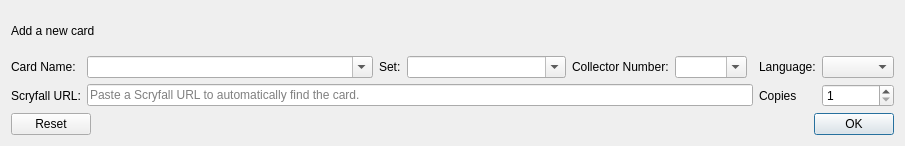
Old version of the form mtg_proxy_printer/resources/ui/add_card_widget.ui in the repository luziferius/MTGProxyPrinter.
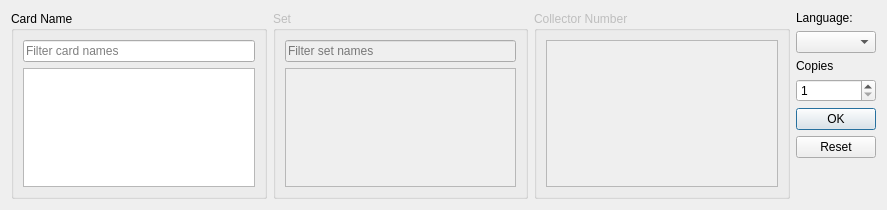
New version of the form.

Commit message:
Rewritten the card search logic and UI. The new approach uses a hierarchical selection: card name → Set name → Collector number. The current implementation misses the ability to filter the card name and set name lists, which will be implemented later. The set list now displays the full set names, in addition to the set abbreviations, which is much more human readable.
FossilOrigin-Name: 302cd1ea961083bbeb70a711d1cf4b8b25bd796bac6fc6d7620e8d433fdfc894

Diff of the .ui file:
```diff
--- a/mtg_proxy_printer/resources/ui/add_card_widget.ui
+++ b/mtg_proxy_printer/resources/ui/add_card_widget.ui
@@ -6,147 +6,140 @@
    <rect>
     <x>0</x>
     <y>0</y>
-    <width>905</width>
-    <height>146</height>
+    <width>887</width>
+    <height>210</height>
    </rect>
   </property>
   <layout class="QGridLayout" name="gridLayout">
-   <item row="2" column="0">
-    <widget class="QLabel" name="scryfall_url_label">
-     <property name="text">
-      <string>Scryfall URL:</string>
-     </property>
-    </widget>
-   </item>
-   <item row="1" column="3">
-    <widget class="QComboBox" name="set_name_search">
+   <item row="7" column="5">
+    <widget class="QLabel" name="language_label">
      <property name="sizePolicy">
-      <sizepolicy hsizetype="Expanding" vsizetype="Fixed">
-       <horstretch>8</horstretch>
+      <sizepolicy hsizetype="Preferred" vsizetype="Fixed">
+       <horstretch>0</horstretch>
        <verstretch>0</verstretch>
       </sizepolicy>
      </property>
-     <property name="editable">
-      <bool>true</bool>
-     </property>
-     <property name="sizeAdjustPolicy">
-      <enum>QComboBox::AdjustToMinimumContentsLength</enum>
-     </property>
-     <property name="minimumContentsLength">
-      <number>8</number>
-     </property>
-    </widget>
-   </item>
-   <item row="1" column="0">
-    <widget class="QLabel" name="card_name_label">
      <property name="text">
-      <string>Card Name:</string>
+      <string>Language:</string>
      </property>
     </widget>
    </item>
-   <item row="0" column="0" colspan="9">
-    <widget class="QLabel" name="header_label">
-     <property name="text">
-      <string>Add a new card</string>
+   <item row="7" column="1" rowspan="9">
+    <widget class="QGroupBox" name="card_name_box">
+     <property name="title">
+      <string>Card Name</string>
      </property>
+     <layout class="QVBoxLayout" name="verticalLayout">
+      <item>
+       <widget class="QLineEdit" name="card_name_filter">
+        <property name="placeholderText">
+         <string>Filter card names</string>
+        </property>
+        <property name="clearButtonEnabled">
+         <bool>true</bool>
+        </property>
+       </widget>
+      </item>
+      <item>
+       <widget class="QListView" name="card_name_list">
+        <property name="editTriggers">
+         <set>QAbstractItemView::NoEditTriggers</set>
+        </property>
+        <property name="alternatingRowColors">
+         <bool>true</bool>
+        </property>
+       </widget>
+      </item>
+     </layout>
     </widget>
    </item>
-   <item row="1" column="2">
-    <widget class="QLabel" name="set_name_label">
-     <property name="text">
-      <string>Set:</string>
+   <item row="7" column="2" rowspan="9">
+    <widget class="QGroupBox" name="set_name_box">
+     <property name="enabled">
+      <bool>false</bool>
      </property>
-    </widget>
-   </item>
-   <item row="1" column="4">
-    <widget class="QLabel" name="collector_number_label">
-     <property name="text">
-      <string>Collector Number:</string>
+     <property name="title">
+      <string>Set</string>
      </property>
+     <layout class="QVBoxLayout" name="verticalLayout_2">
+      <item>
+       <widget class="QLineEdit" name="set_name_filter">
+        <property name="placeholderText">
+         <string>Filter set names</string>
+        </property>
+        <property name="clearButtonEnabled">
+         <bool>true</bool>
+        </property>
+       </widget>
+      </item>
+      <item>
+       <widget class="QListView" name="set_name_list">
+        <property name="editTriggers">
+         <set>QAbstractItemView::NoEditTriggers</set>
+        </property>
+        <property name="alternatingRowColors">
+         <bool>true</bool>
+        </property>
+       </widget>
+      </item>
+     </layout>
     </widget>
    </item>
-   <item row="4" column="0" colspan="9">
-    <widget class="QDialogButtonBox" name="button_box">
-     <property name="standardButtons">
-      <set>QDialogButtonBox::Ok|QDialogButtonBox::Reset</set>
+   <item row="7" column="3" rowspan="9">
+    <widget class="QGroupBox" name="collector_number_box">
+     <property name="enabled">
+      <bool>false</bool>
      </property>
-    </widget>
-   </item>
-   <item row="1" column="5">
-    <widget class="QComboBox" name="collectors_number_search">
-     <property name="sizePolicy">
-      <sizepolicy hsizetype="Expanding" vsizetype="Fixed">
-       <horstretch>3</horstretch>
-       <verstretch>0</verstretch>
-      </sizepolicy>
+     <property name="title">
+      <string>Collector Number</string>
      </property>
-     <property name="inputMethodHints">
-      <set>Qt::ImhPreferNumbers</set>
-     </property>
-     <property name="editable">
-      <bool>true</bool>
-     </property>
+     <layout class="QVBoxLayout" name="verticalLayout_3">
+      <item>
+       <widget class="QListView" name="collector_number_list">
+        <property name="editTriggers">
+         <set>QAbstractItemView::NoEditTriggers</set>
+        </property>
+        <property name="alternatingRowColors">
+         <bool>true</bool>
+        </property>
+       </widget>
+      </item>
+     </layout>
     </widget>
    </item>
-   <item row="1" column="1">
-    <widget class="QComboBox" name="card_name_search">
-     <property name="sizePolicy">
-      <sizepolicy hsizetype="Expanding" vsizetype="Fixed">
-       <horstretch>10</horstretch>
-       <verstretch>0</verstretch>
-      </sizepolicy>
-     </property>
-     <property name="editable">
-      <bool>true</bool>
-     </property>
-     <property name="insertPolicy">
-      <enum>QComboBox::NoInsert</enum>
-     </property>
-     <property name="sizeAdjustPolicy">
-      <enum>QComboBox::AdjustToMinimumContentsLength</enum>
-     </property>
-     <property name="minimumContentsLength">
-      <number>32</number>
-     </property>
-    </widget>
+   <item row="8" column="5">
+    <widget class="QComboBox" name="language_combo_box"/>
    </item>
-   <item row="2" column="1" colspan="6">
-    <widget class="QLineEdit" name="scryfall_url_input">
-     <property name="inputMethodHints">
-      <set>Qt::ImhUrlCharactersOnly</set>
-     </property>
-     <property name="placeholderText">
-      <string>Paste a Scryfall URL to automatically find the card.</string>
-     </property>
-    </widget>
-   </item>
-   <item row="2" column="7">
+   <item row="9" column="5">
     <widget class="QLabel" name="copies_label">
+     <property name="sizePolicy">
+      <sizepolicy hsizetype="Preferred" vsizetype="Fixed">
+       <horstretch>0</horstretch>
+       <verstretch>0</verstretch>
+      </sizepolicy>
+     </property>
      <property name="text">
       <string>Copies</string>
      </property>
     </widget>
    </item>
-   <item row="2" column="8">
+   <item row="10" column="5">
     <widget class="QSpinBox" name="copies_input">
      <property name="minimum">
       <number>1</number>
      </property>
-     <property name="maximum">
-      <number>99</number>
-     </property>
     </widget>
    </item>
-   <item row="1" column="7">
-    <widget class="QLabel" name="language_label">
-     <property name="text">
-      <string>Language:</string>
+   <item row="11" column="5" rowspan="5">
+    <widget class="QDialogButtonBox" name="button_box">
+     <property name="orientation">
+      <enum>Qt::Vertical</enum>
      </property>
+     <property name="standardButtons">
+      <set>QDialogButtonBox::Ok|QDialogButtonBox::Reset</set>
+     </property>
     </widget>
    </item>
-   <item row="1" column="8">
-    <widget class="QComboBox" name="language_combo_box"/>
-   </item>
   </layout>
  </widget>
  <tabstops>
```
Left out of the diff: 8 changed lines with no effect on the pictures. The commit also changes 4 other files.
